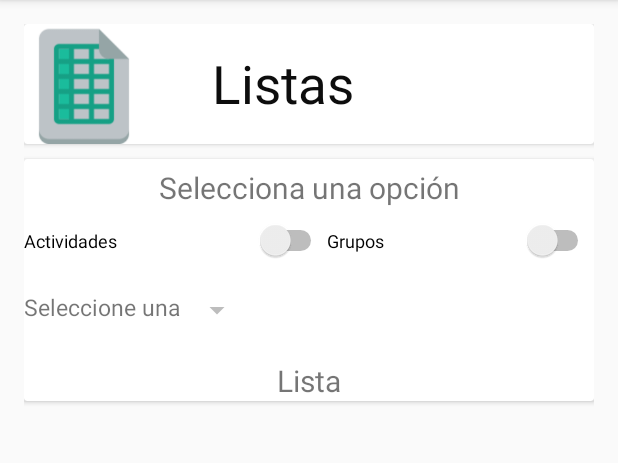
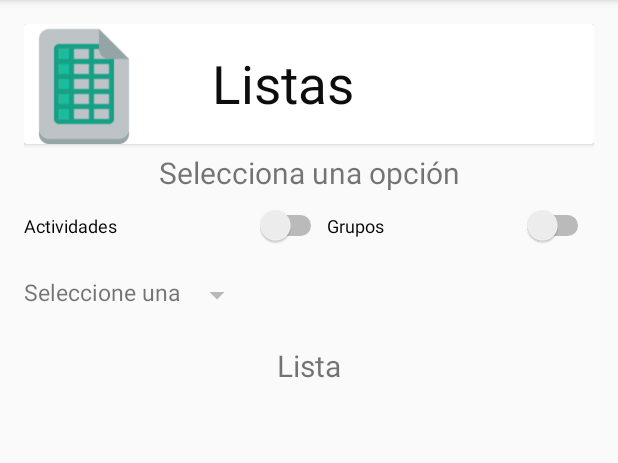
Before and after one commit to angieBabel/OpenDoor, an Android app: the VerListas screen opened directly, with no data from a screen before it, on a phone screen of 412 x 824 dp, the part 84-547 px from its top. Run offline under Robolectric (Android 15) with nearby library versions, the phone set to English and light mode, and no system bars; our stand-ins replace Volley.

Commit message:
Creación de metodos para mostrar la lista
Lista de aistencia

```diff
--- a/app/src/main/res/layout/activity_ver_listas.xml
+++ b/app/src/main/res/layout/activity_ver_listas.xml
@@ -50,16 +50,17 @@
     </android.support.v7.widget.CardView>
 
 
-    <android.support.v7.widget.CardView
+   <!-- <android.support.v7.widget.CardView
         xmlns:card_view="http://schemas.android.com/apk/res-auto"
         android:layout_width="match_parent"
-        android:layout_height="wrap_content"
+        android:layout_height="match_parent"
         android:layout_below="@+id/view4"
-        android:layout_marginTop="10dp">
+        android:layout_marginTop="10dp">-->
     <LinearLayout
         android:orientation="vertical"
         android:layout_width="fill_parent"
-        android:layout_height="wrap_content">
+        android:layout_height="wrap_content"
+        android:layout_below="@+id/view4">
 
             <TextView
                 android:layout_width="fill_parent"
@@ -142,6 +143,6 @@
                 android:id="@+id/listAlum"
                 android:layout_below="@+id/spinnerDatos" />
         </LinearLayout>
-    </android.support.v7.widget.CardView>
+    <!--</android.support.v7.widget.CardView>-->
 
 </RelativeLayout>
```
Also changed, not shown: app/src/main/java/com/example/yoo/opendoor/VerListas.java (+65 -7 lines).
